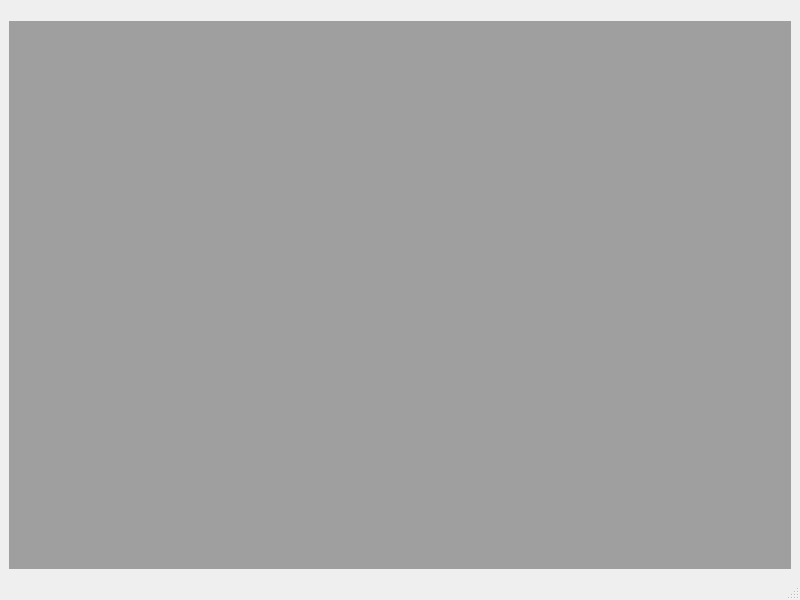
Before: the Qt Designer form src/ui/mainwindow.ui in malcom2073/emstudio, drawn with Qt 5.
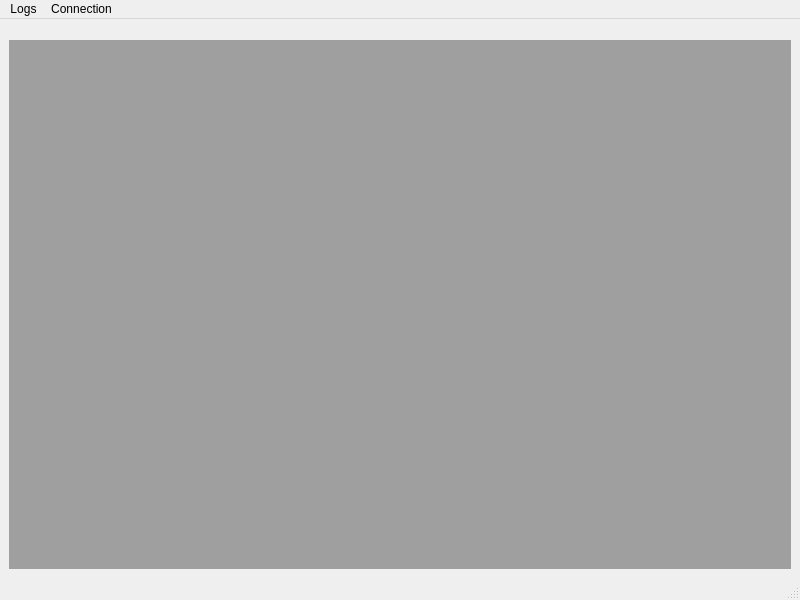
After: the same form once the commit is applied. Custom widgets are drawn as their Qt base class.

Commit message: Made log loading a menu option and fix for connections not working

The edit to the form file:
```diff
--- a/src/ui/mainwindow.ui
+++ b/src/ui/mainwindow.ui
@@ -35,6 +35,20 @@
      <height>22</height>
     </rect>
    </property>
+   <widget class="QMenu" name="menuLogs">
+    <property name="title">
+     <string>Logs</string>
+    </property>
+    <addaction name="actionLoad_Log"/>
+   </widget>
+   <widget class="QMenu" name="menuConnection">
+    <property name="title">
+     <string>Connection</string>
+    </property>
+    <addaction name="actionConnect_Serial"/>
+   </widget>
+   <addaction name="menuLogs"/>
+   <addaction name="menuConnection"/>
   </widget>
   <widget class="QStatusBar" name="statusbar"/>
  </widget>
```
Left out of the diff: 19 changed lines with no effect on the pictures. The commit also changes 3 other files.
